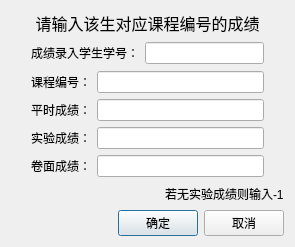
Qt form gradeentrydialog.ui (xzjqx/Student-Management) before a commit.
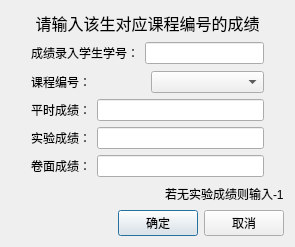
The same form after that commit. Icons and pictures are not drawn.

What changed in the file:
```diff
--- a/gradeentrydialog.ui
+++ b/gradeentrydialog.ui
@@ -68,7 +68,7 @@
                 </widget>
                </item>
                <item>
-                <widget class="QLineEdit" name="classIdLineEdit"/>
+                <widget class="QComboBox" name="classIdComboBox"/>
                </item>
               </layout>
              </item>
```
Left out of the diff: 8 changed lines with no effect on the pictures.
